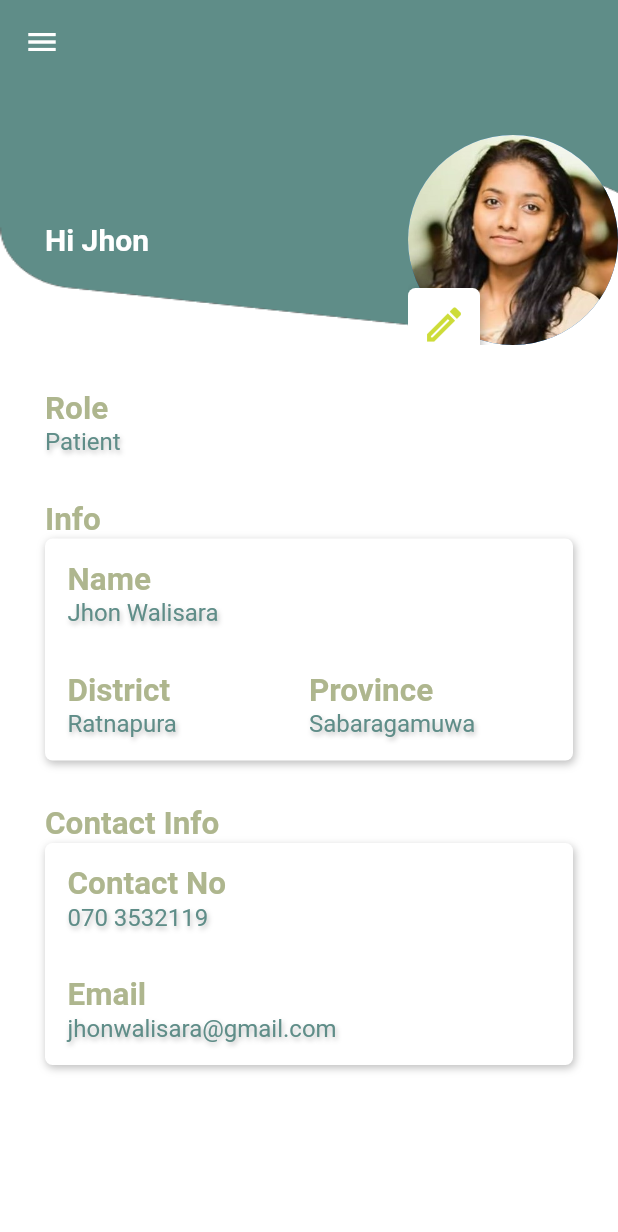
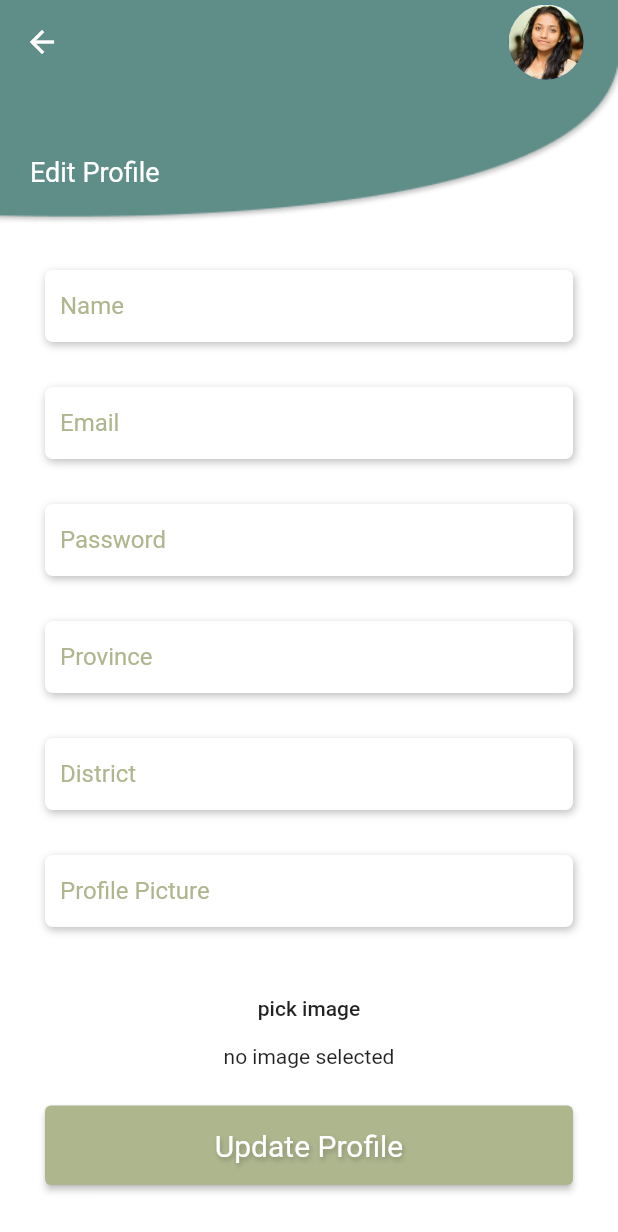
Before and after one commit to kavindya99/triveda, a Flutter app: the Profile screen opened by its route, after a tap on the "edit" icon, on a phone screen of 412 x 824 dp. Shown: the top 1232 px of the screen. Run offline on Flutter 3.47's test engine with Material 2 defaults, Android fonts, the phone set to English and light mode, and no system bars; our stand-ins replace audioplayers, image_picker.

Commit message:
added the edit profile

```diff
--- /dev/null
+++ b/lib/pages/patient/edit_profile.dart
@@ -0,0 +1,86 @@
+import 'dart:io';
+
+import 'package:ayu/pages/profile.dart';
+import 'package:flutter/material.dart';
+import 'package:flutter/services.dart';
+
+import '../../styles/appBar.dart';
+import '../../styles/appBarMain.dart';
+import '../../styles/variables.dart';
+import 'package:image_picker/image_picker.dart';
+
+class EditProfile extends StatefulWidget {
+  const EditProfile({Key key}) : super(key: key);
+
+  @override
+  _EditProfileState createState() => _EditProfileState();
+}
+
+class _EditProfileState extends State<EditProfile> {
+  File? image;
+
+  Future pickIMage() async {
+    try {
+      final image = await ImagePicker().pickImage(source: ImageSource.gallery);
+
+      if (image == null) return;
+
+      final imageTemp = File(image.path);
+
+      setState(() {
+        this.image = imageTemp;
+      });
+    } on PlatformException catch (e) {
+      print('Failed to pick image: $e');
+    }
+  }
+
+  @override
+  Widget build(BuildContext context) {
+    final pageTitle = "Edit Profile";
+    final appBarBg = 'images/appbar-dark.png';
+    final textColor = whiteColor;
+    final iconColor = whiteColor;
+    final bgColor = whiteColor;
+
+    final buttonText = 'Update Profile';
+    final callFunction = Profile();
+    final topPadding = 25.0;
+    return Scaffold(
+      backgroundColor: whiteColor,
+      appBar: appBarComponent(
+          pageTitle, appBarBg, textColor, iconColor, bgColor, context),
+      body: SingleChildScrollView(
+        physics: AlwaysScrollableScrollPhysics(),
+        child: Padding(
+          padding: const EdgeInsets.all(30.0),
+          child: Container(
+            child: Column(
+              children: [
+                inputFields('Name'),
+                spaceBetweenInputFields,
+                inputFields('Email'),
+                spaceBetweenInputFields,
+                inputFields('Password'),
+                spaceBetweenInputFields,
+                inputFields('Province'),
+                spaceBetweenInputFields,
+                inputFields('District'),
+                spaceBetweenInputFields,
+                inputFields('Profile Picture'),
+                spaceBetweenInputFields,
+                MaterialButton(
+                    child: Text("pick image"),
+                    onPressed: () {
+                      pickIMage();
+                    }),
+                image != null ? Image.file(image!) : Text('no image selected'),
+                buttonInPages(buttonText, context, callFunction, topPadding),
+              ],
+            ),
+          ),
+        ),
+      ),
+    );
+  }
+}
--- a/lib/pages/profile.dart
+++ b/lib/pages/profile.dart
@@ -1,6 +1,7 @@
+import 'package:ayu/pages/patient/Change_Password.dart';
+import 'package:ayu/pages/patient/edit_profile.dart';
 import 'package:ayu/styles/navigationDrawerPatient.dart';
 import 'package:ayu/styles/variables.dart';
-import 'package:flutter/cupertino.dart';
 import 'package:flutter/material.dart';
 
 class Profile extends StatefulWidget {
@@ -65,7 +66,13 @@ class _ProfileState extends State<Profile> {
                                   child: Container(
                                     decoration: inputFieldDecoration,
                                     child: IconButton(
-                                      onPressed: () {},
+                                      onPressed: () {
+                                        Navigator.push(
+                                            context,
+                                            MaterialPageRoute(
+                                                builder: (context) =>
+                                                    EditProfile()));
+                                      },
                                       icon: const Icon(
                                         Icons.edit_outlined,
                                         size: 30,
@@ -178,6 +185,30 @@ class _ProfileState extends State<Profile> {
                     ),
                   ),
                 ),
+                Container(
+                  alignment: Alignment.centerRight,
+                  child: TextButton(
+                    onPressed: () {
+                      Navigator.push(
+                        context,
+                        MaterialPageRoute(
+                            builder: (context) => ChangePassword()),
+                      );
+                    },
+                    child: Row(
+                      mainAxisAlignment: MainAxisAlignment.end,
+                      children: [
+                        Text(
+                          "Change Password",
+                          style: TextStyle(
+                            color: primaryColor,
+                            fontWeight: FontWeight.w500,
+                          ),
+                        ),
+                      ],
+                    ),
+                  ),
+                ),
               ],
             ),
           ),
--- a/lib/pages/sign_in.dart
+++ b/lib/pages/sign_in.dart
@@ -20,12 +20,12 @@ class _SignInState extends State<SignIn> {
     final textTitle = 'SIGN IN';
 
     final buttonText = 'Sign In';
-    //final callFunction = MainMenu();
-    final callFunction = MainMenuDoctor();
+    final callFunction = MainMenu();
+    //final callFunction = MainMenuDoctor();
     final topPadding = 5.0;
 
     return Scaffold(
-      backgroundColor: Colors.white,
+      backgroundColor: whiteColor,
       appBar: appBarMain(textTitle, ''),
       body: SingleChildScrollView(
         physics: AlwaysScrollableScrollPhysics(),
--- a/lib/pages/sign_up_patient.dart
+++ b/lib/pages/sign_up_patient.dart
@@ -20,7 +20,7 @@ class _SignUpState extends State<SignUp> {
     final callFunction = SignIn();
     final topPadding = 25.0;
     return Scaffold(
-      backgroundColor: Colors.white,
+      backgroundColor: whiteColor,
       appBar: appBarMain(textTitleMain, textTitleSub),
       body: SingleChildScrollView(
         physics: AlwaysScrollableScrollPhysics(),
--- a/pubspec.yaml
+++ b/pubspec.yaml
@@ -30,13 +30,14 @@ dependencies:
   # The following adds the Cupertino Icons font to your application.
   # Use with the CupertinoIcons class for iOS style icons.
   cupertino_icons: ^1.0.2
-  audioplayers: ^0.20.1
+  audioplayers: 0.20.1
 
 
 dev_dependencies:
   flutter_test:
     sdk: flutter
   flutter_launcher_icons: "^0.9.2"
+  image_picker: ^0.8.3
 
 flutter_icons:
   android: "launcher_icon"
```
Also changed, not shown: lib/pages/patient/Change_Password.dart (added, +58 -0 lines), lib/pages/patient/buy_medicine/medicine_selection.dart (+46 -46 lines), pubspec.lock, 1 other file.
